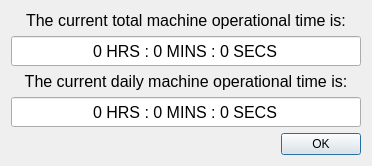
This is src/ECM_gui/misc_dialogs/dialog_run_statistics.ui in dmherrington/ECM-Control-System as Qt 5 draws it before an edit. The edited form follows.
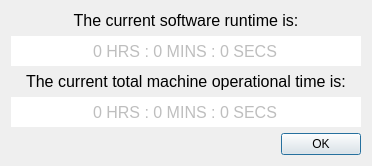
This is the edited form.

```diff
--- a/src/ECM_gui/misc_dialogs/dialog_run_statistics.ui
+++ b/src/ECM_gui/misc_dialogs/dialog_run_statistics.ui
@@ -7,50 +7,125 @@
     <x>0</x>
     <y>0</y>
     <width>368</width>
-    <height>163</height>
+    <height>153</height>
    </rect>
   </property>
   <property name="windowTitle">
    <string>Dialog</string>
   </property>
+  <property name="styleSheet">
+   <string notr="true">QMenuBar{
+background-color:#1d1d1d;
+padding:5px;
+	font: 12pt &quot;MS Shell Dlg 2&quot;;
+}
+
+QMenuBar::item{
+background-color:#1d1d1d;
+color:#fff;
+padding:5px;
+
+}
+
+QMenu{
+color:#fff;
+padding:0;
+}
+
+QMenu::item:selected{
+color:#fff;
+background-color:#00aba9;
+}
+
+QTableWidget{
+background-color:#3d3d3d;
+color:#fff;
+  selection-background-color: #da532c;
+border:solid;
+border-width:3px;
+border-color:#da532c;
+}
+QHeaderView::section{
+background-color:qlineargradient(spread:pad, x1:0, y1:0, x2:1, y2:0, stop:0 rgba(20, 158, 217, 255), stop:1 rgba(36, 158, 217, 255));
+border:none;
+border-top-style:solid;
+border-width:1px;
+border-top-color:qlineargradient(spread:pad, x1:0, y1:0, x2:1, y2:0, stop:0 rgba(20, 158, 217, 255), stop:1 rgba(36, 158, 217, 255));
+color:#fff;
+
+}
+QHeaderView{
+background-color:qlineargradient(spread:pad, x1:0, y1:0, x2:1, y2:0, stop:0 rgba(20, 158, 217, 255), stop:1 rgba(36, 158, 217, 255));
+
+border:none;
+border-top-style:solid;
+border-width:1px;
+border-top-color:#149ED9;
+color:#fff;
+	font: 75 12pt &quot;Calibri&quot;;
+}
+
+QTableCornerButton::section{
+border:none;
+background-color:#149ED9;
+}
+
+QListWidget{
+background-color:#3d3d3d;
+color:#fff;
+}
+
+QMenu{
+background-color:#3d3d3d;
+}
+QStatusBar{
+background-color:#7e3878;
+color:#fff;
+}
+
+
+QPushButton:disabled {
+background-color: rgb(204, 0, 0);
+}
+
+QPushButton:hover{
+color:#ccc;
+	background-color: qlineargradient(spread:pad, x1:0.517, y1:0, x2:0.517, y2:1, stop:0 rgba(45, 45, 45, 255), stop:0.505682 rgba(45, 45, 45, 255), stop:1 rgba(29, 29, 29, 255));
+	border-color:#2d89ef;
+border-width:2px;
+}
+
+QPushButton:pressed{
+background-color: qlineargradient(spread:pad, x1:0.517, y1:0, x2:0.517, y2:1, stop:0 rgba(29, 29, 29, 255), stop:0.505682 rgba(45, 45, 45, 255), stop:1 rgba(29, 29, 29, 255));
+}
+
+
+QTabWidget::tab{
+background-color:#3d3d3d;
+}
+
+QLineEdit{
+border-radius:0;
+}
+
+QProgressBar{
+border-radius:0;
+text-align:center;
+color:#fff;
+background-color:transparent;
+border: 2px solid #e3a21a;
+border-radius:7px;
+	font: 75 12pt &quot;Open Sans&quot;;
+
+}
+
+QProgressBar::chunk{
+background-color:#2d89ef;
+width:20px;
+}</string>
+  </property>
   <layout class="QGridLayout" name="gridLayout">
    <item row="0" column="0">
-    <widget class="QLabel" name="label_totalTime">
-     <property name="font">
-      <font>
-       <pointsize>12</pointsize>
-      </font>
-     </property>
-     <property name="text">
-      <string>The current total machine operational time is:</string>
-     </property>
-     <property name="alignment">
-      <set>Qt::AlignCenter</set>
-     </property>
-    </widget>
-   </item>
-   <item row="1" column="0">
-    <widget class="QLineEdit" name="lineEdit_totalTime">
-     <property name="minimumSize">
-      <size>
-       <width>350</width>
-       <height>30</height>
-      </size>
-     </property>
-     <property name="font">
-      <font>
-       <pointsize>12</pointsize>
-      </font>
-     </property>
-     <property name="text">
-      <string>0 HRS : 0 MINS : 0 SECS</string>
-     </property>
-     <property name="alignment">
-      <set>Qt::AlignCenter</set>
-     </property>
-    </widget>
-   </item>
-   <item row="2" column="0">
     <widget class="QLabel" name="label_dailyTime">
      <property name="font">
       <font>
@@ -175,15 +250,57 @@
 }</string>
      </property>
      <property name="text">
-      <string>The current daily machine operational time is:</string>
+      <string>The current software runtime is:</string>
      </property>
      <property name="alignment">
       <set>Qt::AlignCenter</set>
      </property>
     </widget>
    </item>
-   <item row="3" column="0">
+   <item row="1" column="0">
     <widget class="QLineEdit" name="lineEdit_dailyTime">
+     <property name="enabled">
+      <bool>false</bool>
+     </property>
+     <property name="minimumSize">
+      <size>
+       <width>350</width>
+       <height>30</height>
+      </size>
+     </property>
+     <property name="font">
+      <font>
+       <pointsize>12</pointsize>
+      </font>
+     </property>
+     <property name="text">
+      <string>0 HRS : 0 MINS : 0 SECS</string>
+     </property>
+     <property name="alignment">
+      <set>Qt::AlignCenter</set>
+     </property>
+    </widget>
+   </item>
+   <item row="2" column="0">
+    <widget class="QLabel" name="label_totalTime">
+     <property name="font">
+      <font>
+       <pointsize>12</pointsize>
+      </font>
+     </property>
+     <property name="text">
+      <string>The current total machine operational time is:</string>
+     </property>
+     <property name="alignment">
+      <set>Qt::AlignCenter</set>
+     </property>
+    </widget>
+   </item>
+   <item row="3" column="0">
+    <widget class="QLineEdit" name="lineEdit_totalTime">
+     <property name="enabled">
+      <bool>false</bool>
+     </property>
      <property name="minimumSize">
       <size>
        <width>350</width>
```
Left out of the diff: 17 changed lines with no effect on the pictures.
